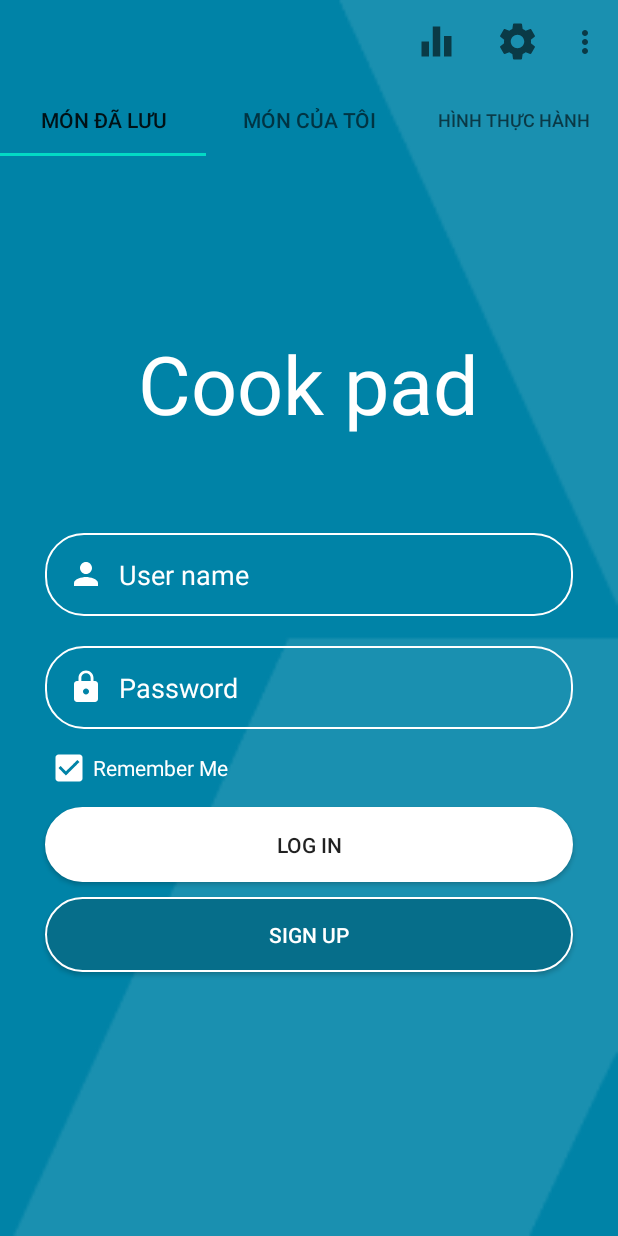
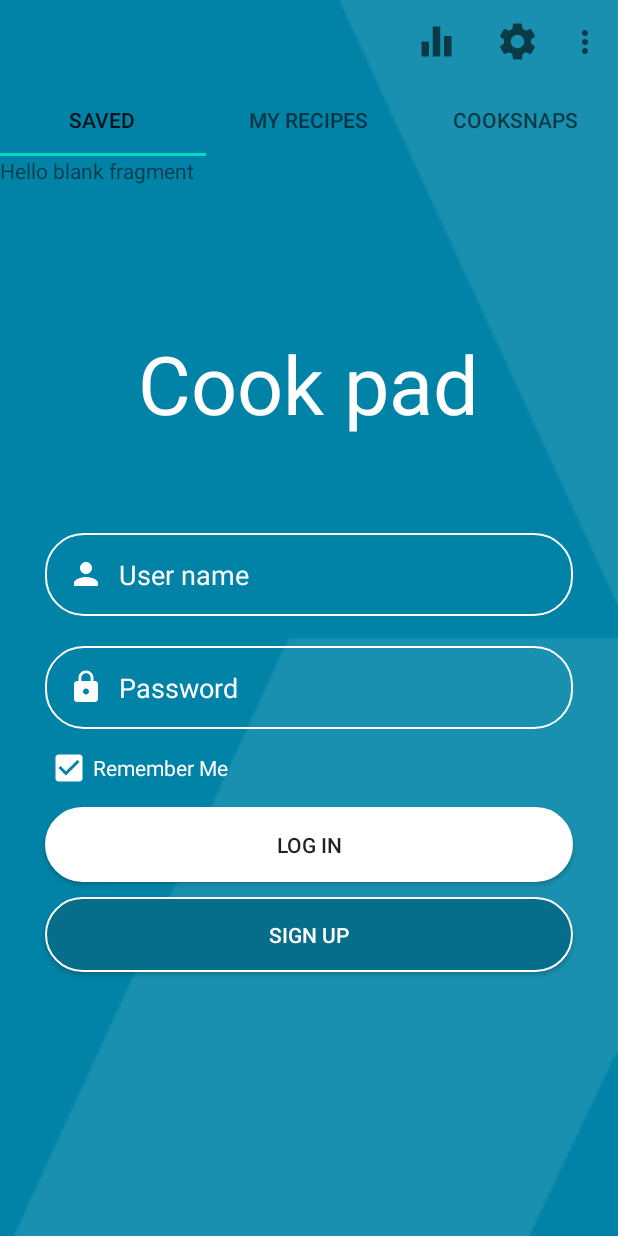
Before and after one commit to Heovang097/Cookpad, an Android app: the fragment YouFragment placed in its activity, on a phone screen of 412 x 824 dp. Run offline under Robolectric (Android 15) with nearby library versions, the phone set to English and light mode, and no system bars; our stand-ins replace CircleImageView, Picasso, Volley; network calls fail; pictures from the network do not load; Roboto replaces fonts that are not available here; 1 statement that could not run was skipped.

Commit message:
maybe final

```diff
--- a/app/src/main/java/com/example/cookpad/NetWork.java
+++ b/app/src/main/java/com/example/cookpad/NetWork.java
@@ -5,7 +5,7 @@ public class NetWork {
     private String SERVER ;
 
     private NetWork(){
-        SERVER="192.168.1.85:8999";
+        SERVER="192.168.1.124:8012";
     }
     public static NetWork getNetworkInfoHolder(){
         if(obj==null){
--- a/app/src/main/java/com/example/cookpad/ui/you/YouFragment.java
+++ b/app/src/main/java/com/example/cookpad/ui/you/YouFragment.java
@@ -20,6 +20,7 @@ import android.widget.ImageView;
 import android.widget.TextView;
 import android.widget.Toast;
 
+import androidx.annotation.NonNull;
 import androidx.annotation.Nullable;
 import androidx.appcompat.widget.Toolbar;
 import androidx.fragment.app.Fragment;
@@ -28,6 +29,7 @@ import androidx.fragment.app.FragmentPagerAdapter;
 import androidx.fragment.app.FragmentTransaction;
 import androidx.navigation.Navigation;
 import androidx.viewpager.widget.ViewPager;
+import androidx.viewpager2.widget.ViewPager2;
 
 import com.android.volley.Request;
 import com.android.volley.RequestQueue;
@@ -46,6 +48,7 @@ import com.example.cookpad.ui.you.MyImageFragment;
 import com.example.cookpad.ui.you.MyRecipeFragment;
 import com.example.cookpad.ui.you.SavedRecipeFragment;
 import com.google.android.material.tabs.TabLayout;
+import com.google.android.material.tabs.TabLayoutMediator;
 import com.squareup.picasso.Picasso;
 
 import org.json.JSONArray;
@@ -58,9 +61,15 @@ import java.net.HttpURLConnection;
 import java.net.URL;
 import java.util.ArrayList;
 import java.util.List;
+
 import de.hdodenhof.circleimageview.CircleImageView;
+
 import static android.content.Context.MODE_PRIVATE;
-public class YouFragment extends Fragment   {
+
+public class YouFragment extends Fragment {
+    private ViewPager2 viewPager2;
+    private YouPagerAdapter youPagerAdapter;
+    private String titles[] = new String[]{"Saved", "My Recipes", "Cooksnaps"};
 
     @Override
     public void onCreate(Bundle savedInstanceState) {
@@ -71,9 +80,9 @@ public class YouFragment extends Fragment   {
     public View onCreateView(LayoutInflater inflater, ViewGroup container,
                              Bundle savedInstanceState) {
         View view = inflater.inflate(R.layout.fragment_you, container, false);
-        Toolbar toolbar = (Toolbar) (Toolbar) view.findViewById(R.id.toolbarYou);
+        Toolbar toolbar = view.findViewById(R.id.toolbarYou);
         String url = "http://" + NetWork.getNetworkInfoHolder().getSERVER() + "/info?id=" + AccountInfo.getAccountInfoHolder().getUserID();
-        TextView tv = (TextView) view.findViewById(R.id.YouName);
+        TextView tv = view.findViewById(R.id.YouName);
         SharedPreferences sh = getActivity().getSharedPreferences("Info", MODE_PRIVATE);
         RequestQueue queue = Volley.newRequestQueue(getContext());
         JsonObjectRequest jsonObjectRequest = new JsonObjectRequest(Request.Method.GET, url, null, new Response.Listener<JSONObject>() {
@@ -102,7 +111,6 @@ public class YouFragment extends Fragment   {
         });
         queue.add(jsonObjectRequest);
         url = "http://" + NetWork.getNetworkInfoHolder().getSERVER() + "/44341?id=" + AccountInfo.getAccountInfoHolder().getUserID();
-
         CircleImageView avatar = (CircleImageView) view.findViewById(R.id.YouAvater);
         new YouFragment.DownloadImageTask(avatar).execute(url);
         toolbar.setOnMenuItemClickListener(new Toolbar.OnMenuItemClickListener() {
@@ -110,11 +118,9 @@ public class YouFragment extends Fragment   {
             public boolean onMenuItemClick(MenuItem item) {
                 switch (item.getItemId()) {
                     case R.id.YourPage:
-
                         Navigation.findNavController(getActivity(),R.id.nav_host_fragment).navigate(R.id.action_navigation_you_to_navigation_your2);
                         return true;
                     case R.id.UpdateInfo:
-
                         Intent intent = new Intent(getActivity(), UpdateActivity.class);
                         getActivity().startActivityForResult(intent, 10001);
                         //startActivity(intent);
@@ -149,48 +155,19 @@ public class YouFragment extends Fragment   {
                 return false;
             }
         });
-        ViewPager viewPager = (ViewPager) view.findViewById(R.id.view_pagerYou);
-        setupViewPager(viewPager);
-        // Set Tabs inside Toolbar
-        TabLayout tabs = (TabLayout) view.findViewById(R.id.tabsYou);
-        tabs.setupWithViewPager(viewPager);
         return view;
     }
-    private void setupViewPager(ViewPager viewPager) {
-        Adapter adapter = new Adapter(getChildFragmentManager());
-        adapter.addFragment(new SavedRecipeFragment(), "Món đã lưu");
-        adapter.addFragment(new MyRecipeFragment(), "Món của tôi");
-        adapter.addFragment(new MyImageFragment(), "Hình thực hành");
-        viewPager.setAdapter(adapter);
+
+    @Override
+    public void onViewCreated(@NonNull View view, @Nullable Bundle savedInstanceState) {
+        super.onViewCreated(view, savedInstanceState);
+        viewPager2 = view.findViewById(R.id.view_pagerYou);
+        youPagerAdapter = new YouPagerAdapter(this);
+        viewPager2.setAdapter(youPagerAdapter);
+        TabLayout tabs = view.findViewById(R.id.tabsYou);
+        new TabLayoutMediator(tabs, viewPager2, ((tab, position) -> tab.setText(titles[position]))).attach();
     }
-    static class Adapter extends FragmentPagerAdapter {
-        private final List<Fragment> mFragmentList = new ArrayList<>();
-        private final List<String> mFragmentTitleList = new ArrayList<>();
 
-        public Adapter(FragmentManager manager) {
-            super(manager);
-        }
-
-        @Override
-        public Fragment getItem(int position) {
-            return mFragmentList.get(position);
-        }
-
-        @Override
-        public int getCount() {
-            return mFragmentList.size();
-        }
-
-        public void addFragment(Fragment fragment, String title) {
-            mFragmentList.add(fragment);
-            mFragmentTitleList.add(title);
-        }
-
-        @Override
-        public CharSequence getPageTitle(int position) {
-            return mFragmentTitleList.get(position);
-        }
-    }
     private class DownloadImageTask extends AsyncTask<String, Void, Bitmap> {
         ImageView bmImage;
         public DownloadImageTask(ImageView bmImage) {
--- /dev/null
+++ b/app/src/main/java/com/example/cookpad/ui/you/YouPagerAdapter.java
@@ -0,0 +1,32 @@
+package com.example.cookpad.ui.you;
+
+import androidx.annotation.NonNull;
+import androidx.fragment.app.Fragment;
+import androidx.fragment.app.FragmentActivity;
+import androidx.viewpager2.adapter.FragmentStateAdapter;
+
+public class YouPagerAdapter extends FragmentStateAdapter {
+    public YouPagerAdapter(@NonNull FragmentActivity fragmentActivity) {
+        super(fragmentActivity);
+    }
+
+    public YouPagerAdapter(@NonNull Fragment fragment) {
+        super(fragment);
+    }
+
+    @NonNull
+    @Override
+    public Fragment createFragment(int position) {
+        if (position == 0)
+            return new SavedRecipeFragment();
+        else if (position == 1)
+            return new MyRecipeFragment();
+        else
+            return new MyImageFragment();
+    }
+
+    @Override
+    public int getItemCount() {
+        return 3;
+    }
+}
--- a/app/src/main/res/layout/fragment_you.xml
+++ b/app/src/main/res/layout/fragment_you.xml
@@ -45,11 +45,11 @@
         android:layout_height="wrap_content"
         app:layout_constraintTop_toBottomOf="@id/toolbarYou" />
 
-    <androidx.viewpager.widget.ViewPager
+    <androidx.viewpager2.widget.ViewPager2
         android:id="@+id/view_pagerYou"
         android:layout_width="match_parent"
         android:layout_height="0dp"
         app:layout_behavior="@string/appbar_scrolling_view_behavior"
-        app:layout_constraintBottom_toTopOf="@id/tabsYou"
-        app:layout_constraintTop_toTopOf="@id/tabsYou" />
+        app:layout_constraintTop_toBottomOf="@id/tabsYou"
+        app:layout_constraintBottom_toBottomOf="parent" />
 </androidx.constraintlayout.widget.ConstraintLayout>
```
